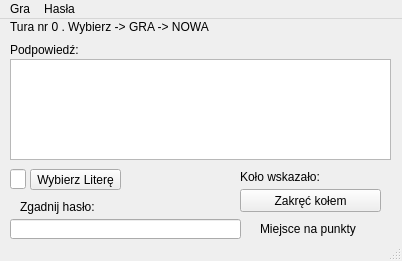
Above: oknoglowne.ui from MiszczProgramowania/KoloFortuny before the change. Below: the same form after it.
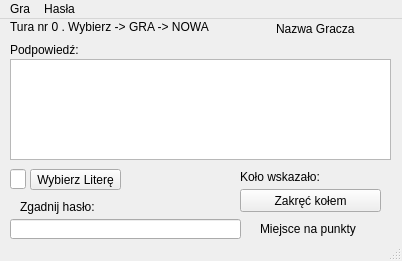
That is the form after the change.

```diff
--- a/oknoglowne.ui
+++ b/oknoglowne.ui
@@ -173,7 +173,7 @@
      <rect>
       <x>10</x>
       <y>0</y>
-      <width>381</width>
+      <width>261</width>
       <height>16</height>
      </rect>
     </property>
@@ -204,6 +204,19 @@
      </rect>
     </property>
    </widget>
+   <widget class="QLabel" name="labelNazwaGracza">
+    <property name="geometry">
+     <rect>
+      <x>276</x>
+      <y>0</y>
+      <width>111</width>
+      <height>20</height>
+     </rect>
+    </property>
+    <property name="text">
+     <string>Nazwa Gracza</string>
+    </property>
+   </widget>
   </widget>
   <widget class="QMenuBar" name="menuBar">
    <property name="geometry">
```
Left out of the diff: 2 changed lines with no effect on the pictures.
